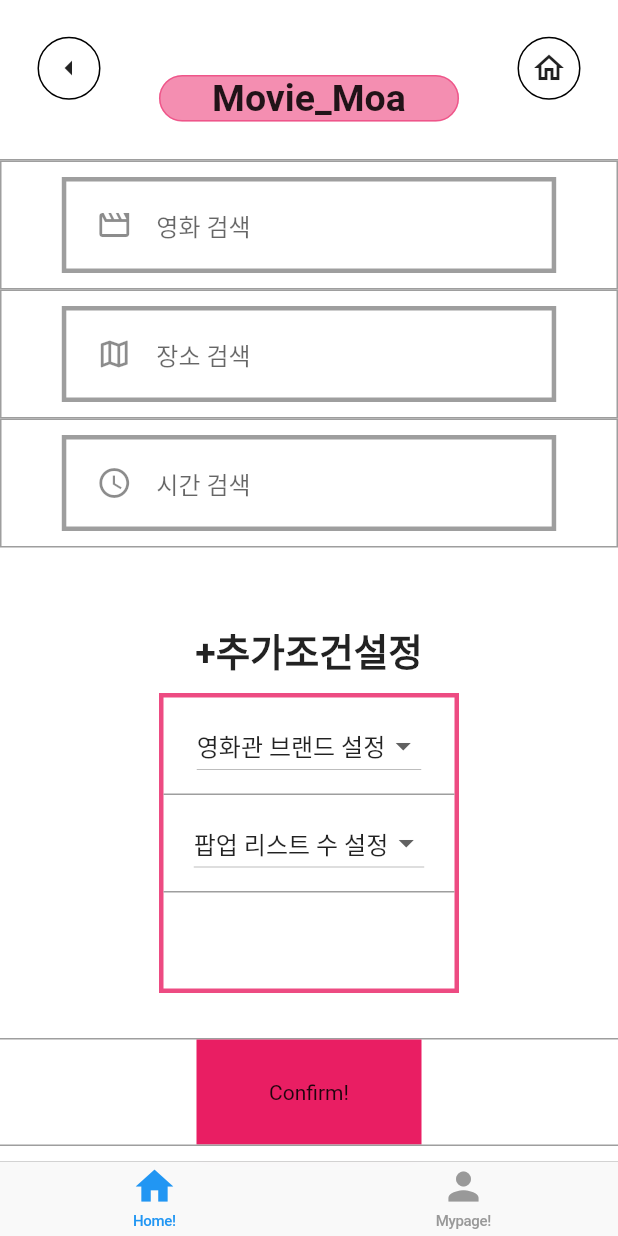
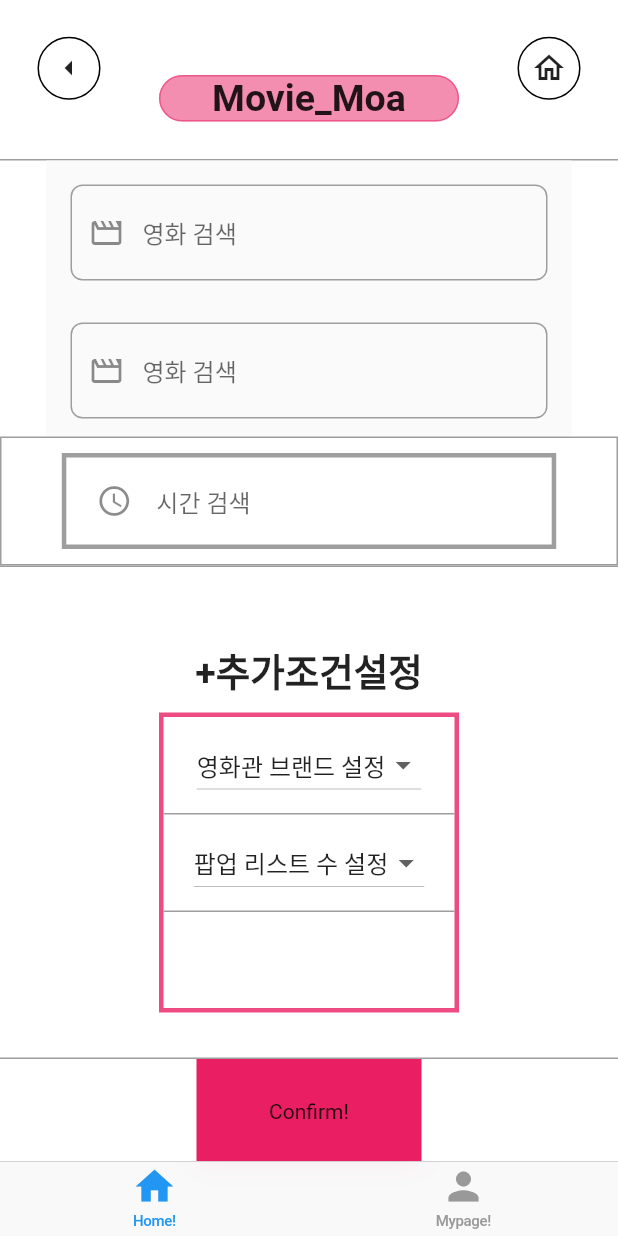
Before and after one commit to Hhfp716/Hhfp716, a Flutter app: the screen it shows after launch, after a tap on "Next", on a phone screen of 412 x 824 dp. Run offline on Flutter 3.47's test engine with Material 2 defaults, Android fonts, the phone set to English and light mode, and no system bars; our stand-ins replace substring_highlight.

Commit message:
Add AutoComplete Search

```diff
--- a/movie_moa/lib/screens/home/widgets/next_button.dart
+++ b/movie_moa/lib/screens/home/widgets/next_button.dart
@@ -19,7 +19,7 @@ class Next_Button extends StatelessWidget {
         child: Text('Next'),
       ),
       onPressed: () => Navigator.of(context)
-          .push(MaterialPageRoute(builder: (context) => User_Input_Page())),
+          .push(MaterialPageRoute(builder: (context) => userInputPage())),
     );
   }
 }
--- /dev/null
+++ b/movie_moa/lib/screens/search_screen/search_object_list.dart
@@ -0,0 +1,122 @@
+import 'dart:convert';
+
+import 'package:flutter/material.dart';
+import 'package:flutter/services.dart';
+import 'package:movie_moa/constants/colors.dart';
+import 'package:substring_highlight/substring_highlight.dart';
+
+class ObjectList extends StatefulWidget {
+  ObjectList({Key? key, required this.hintext}) : super(key: key);
+
+  final String hintext;
+
+  @override
+  _ObjectListState createState() => _ObjectListState();
+}
+
+class _ObjectListState extends State<ObjectList> {
+  bool isLoading = false;
+  late List<String> autoCompleteData;
+  late TextEditingController controller;
+
+  Future fetchAutoCompleteData() async {
+    setState(() {
+      isLoading = true;
+    });
+    final String stringData = widget.hintext == "영화 검색"
+        ? await rootBundle.loadString("assets/data.json")
+        : await rootBundle.loadString("assets/local.json");
+    final List<dynamic> json = jsonDecode(stringData);
+    final List<String> jsonStringData = json.cast<String>();
+
+    setState(() {
+      isLoading = false;
+      autoCompleteData = jsonStringData;
+    });
+  }
+
+  @override
+  void initState() {
+    super.initState();
+    fetchAutoCompleteData();
+  }
+
+  @override
+  Widget build(BuildContext context) {
+    return Scaffold(
+        body: isLoading
+            ? Center(
+                child: CircularProgressIndicator(),
+              )
+            : Padding(
+                padding: const EdgeInsets.all(16.0),
+                child: Column(
+                  children: [
+                    Autocomplete(
+                      optionsBuilder: (TextEditingValue textEditingValue) {
+                        if (textEditingValue.text.isEmpty) {
+                          return const Iterable<String>.empty();
+                        } else {
+                          return autoCompleteData.where((word) => word
+                              .toLowerCase()
+                              .contains(textEditingValue.text.toLowerCase()));
+                        }
+                      },
+                      optionsViewBuilder:
+                          (context, Function(String) onSelected, options) {
+                        return Material(
+                            child: ListView.separated(
+                          padding: EdgeInsets.zero,
+                          itemBuilder: (context, index) {
+                            final option = options.elementAt(index);
+
+                            return ListTile(
+                              //title: Text(option.toString()),
+                              title: SubstringHighlight(
+                                text: option.toString(),
+                                term: controller.text,
+                              ),
+                              subtitle: Text(widget.hintext),
+                              onTap: () {
+                                onSelected(option.toString());
+                              },
+                            );
+                          },
+                          separatorBuilder: (context, index) => Divider(),
+                          itemCount: options.length,
+                        ));
+                      },
+                      onSelected: (selectedString) {
+                        print(selectedString);
+                      },
+                      fieldViewBuilder:
+                          (context, controller, focusNode, onEditingComplete) {
+                        this.controller = controller;
+                        return TextField(
+                          controller: controller,
+                          focusNode: focusNode,
+                          onEditingComplete: onEditingComplete,
+                          decoration: InputDecoration(
+                            border: OutlineInputBorder(
+                              borderRadius: BorderRadius.circular(8),
+                              borderSide: BorderSide(color: kGridColor),
+                            ),
+                            focusedBorder: OutlineInputBorder(
+                              borderRadius: BorderRadius.circular(8),
+                              borderSide: BorderSide(color: kGridColor),
+                            ),
+                            enabledBorder: OutlineInputBorder(
+                              borderRadius: BorderRadius.circular(8),
+                              borderSide: BorderSide(color: kGridColor),
+                            ),
+                            hintText: "영화 검색",
+                            prefixIcon: Icon(Icons.movie_outlined),
+                          ),
+                        );
+                      },
+                    )
+                  ],
+                ),
+              ));
+  }
+}
--- a/movie_moa/lib/screens/user_input_page/user_input_page.dart
+++ b/movie_moa/lib/screens/user_input_page/user_input_page.dart
@@ -1,6 +1,7 @@
 import 'package:flutter/material.dart';
 import 'package:movie_moa/constants/colors.dart';
 import 'package:movie_moa/screens/home/widgets/grey_grid.dart';
+import 'package:movie_moa/screens/search_screen/search_object_list.dart';
 import 'package:movie_moa/screens/search_screen/search_screens.dart';
 import 'package:movie_moa/screens/user_input_page/widgets/additional_option.dart';
 import 'package:movie_moa/screens/user_input_page/widgets/confirm_button.dart';
@@ -8,9 +9,14 @@ import 'package:movie_moa/screens/user_input_page/widgets/option_selection.dart'
 import 'package:movie_moa/screens/user_view_page/widgets/upper_title.dart';
 import 'package:movie_moa/widgets/app_bar.dart';
 
-class User_Input_Page extends StatelessWidget {
-  //const user_input_page({ Key? key }) : super(key: key);
+class userInputPage extends StatefulWidget {
+  const userInputPage({Key? key}) : super(key: key);
 
+  @override
+  _userInputPageState createState() => _userInputPageState();
+}
+
+class _userInputPageState extends State<userInputPage> {
   @override
   Widget build(BuildContext context) {
     return Scaffold(
@@ -25,15 +31,26 @@ class User_Input_Page extends StatelessWidget {
           grey_grid(),
           Column(
             children: [
-              Option_Selection(
+              /* Option_Selection(
                 hintText: "영화 검색",
                 icon: Icon(Icons.movie_outlined),
-                onChanged: (value) {},
+                onChanged: (value) => ObjectList(),
+              ),*/
+
+              Container(
+                height: 92,
+                width: 350,
+                child: ObjectList(
+                  hintext: "영화 검색",
+                ),
               ),
-              Option_Selection(
-                hintText: "장소 검색",
-                icon: Icon(Icons.map_outlined),
-                onChanged: (value) {},
+              //SearchScreen(),
+              Container(
+                height: 92,
+                width: 350,
+                child: ObjectList(
+                  hintext: "장소 검색",
+                ),
               ),
               Option_Selection(
                 hintText: "시간 검색",
@@ -43,6 +60,7 @@ class User_Input_Page extends StatelessWidget {
               /*
               option Selection 함수는 2 page 입력 란.
                */
+              grey_grid(),
               Container(
                 padding: EdgeInsets.fromLTRB(0, 50, 0, 10),
                 alignment: Alignment.center,
@@ -62,6 +80,6 @@ class User_Input_Page extends StatelessWidget {
           ),
         ],
       ),
-    ); //page_2
+    );
   }
 }
```
Also changed, not shown: movie_moa/assets/data.json (added, +10 -0 lines), movie_moa/assets/local.json (added, +7 -0 lines), movie_moa/lib/screens/search_screen/search_screens.dart (+9 -33 lines), movie_moa/pubspec.yaml (+5 -2 lines), movie_moa/pubspec.lock.
